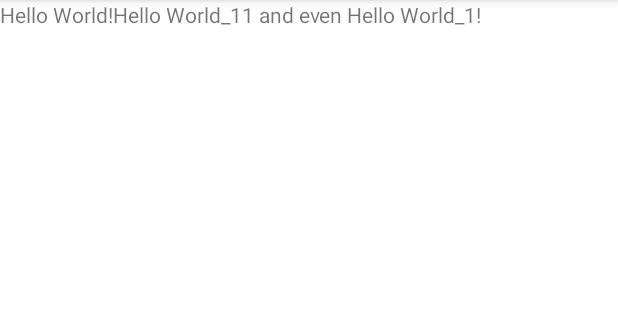
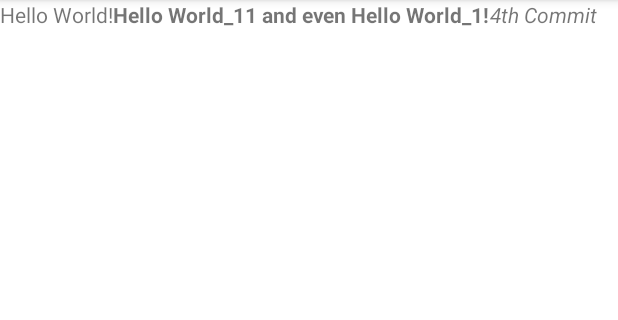
Before and after one commit to Sujitkumarthakur/New_Repo1, an Android app: the screen it shows after launch (MainActivity), on a phone screen of 412 x 824 dp, the part 84-404 px from its top. Run offline under Robolectric (Android 15) with nearby library versions, the phone set to English and light mode, and no system bars.

Commit message:
4th_New Commit !!

```diff
--- a/app/src/main/res/layout/activity_main.xml
+++ b/app/src/main/res/layout/activity_main.xml
@@ -16,6 +16,13 @@
         android:layout_width="wrap_content"
         android:layout_height="wrap_content"
         android:text="Hello World_11 and even Hello World_1!"
+        android:textStyle="bold"
          />
+    <TextView
+        android:layout_width="wrap_content"
+        android:layout_height="wrap_content"
+        android:text="4th Commit"
+        android:textStyle="italic"
+        />
 
 </LinearLayout>
```
